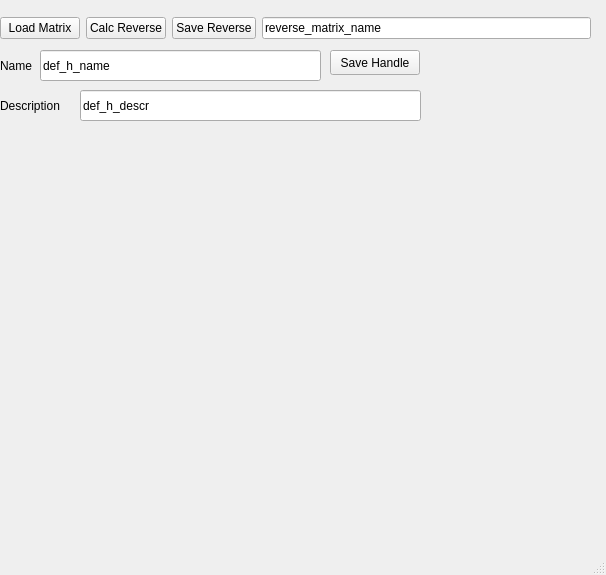
Qt form uis/sv_window.ui (vitaliibalakin/c_orbit) before a commit.
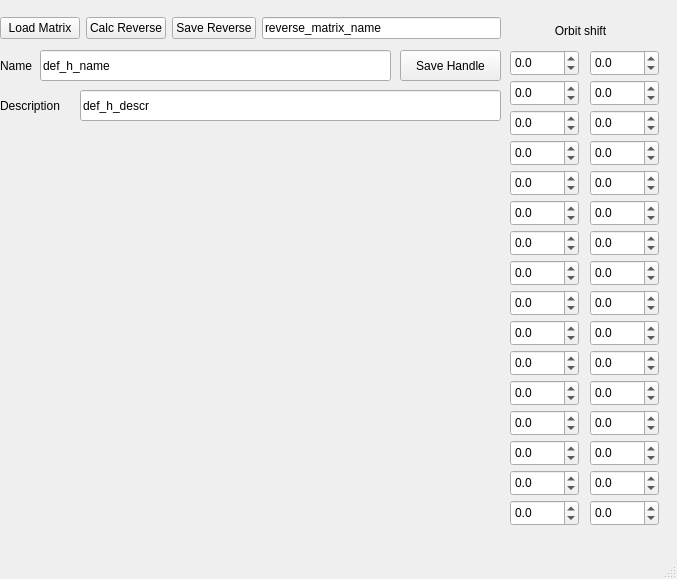
The same form after that commit.

What changed in the file:
```diff
--- a/uis/sv_window.ui
+++ b/uis/sv_window.ui
@@ -6,8 +6,8 @@
    <rect>
     <x>0</x>
     <y>0</y>
-    <width>606</width>
-    <height>575</height>
+    <width>677</width>
+    <height>579</height>
    </rect>
   </property>
   <property name="windowTitle">
@@ -19,7 +19,7 @@
      <rect>
       <x>0</x>
       <y>10</y>
-      <width>591</width>
+      <width>501</width>
       <height>36</height>
      </rect>
     </property>
@@ -65,8 +65,8 @@
      <rect>
       <x>0</x>
       <y>120</y>
-      <width>591</width>
-      <height>401</height>
+      <width>501</width>
+      <height>411</height>
      </rect>
     </property>
    </widget>
@@ -75,7 +75,7 @@
      <rect>
       <x>80</x>
       <y>90</y>
-      <width>341</width>
+      <width>421</width>
       <height>31</height>
      </rect>
     </property>
@@ -114,7 +114,7 @@
      <rect>
       <x>40</x>
       <y>50</y>
-      <width>281</width>
+      <width>351</width>
       <height>31</height>
      </rect>
     </property>
@@ -125,16 +125,640 @@
    <widget class="QPushButton" name="btn_save_handle">
     <property name="geometry">
      <rect>
-      <x>330</x>
+      <x>400</x>
       <y>50</y>
-      <width>90</width>
-      <height>25</height>
+      <width>101</width>
+      <height>31</height>
      </rect>
     </property>
     <property name="text">
      <string>Save Handle</string>
     </property>
    </widget>
+   <widget class="QLabel" name="label">
+    <property name="geometry">
+     <rect>
+      <x>520</x>
+      <y>20</y>
+      <width>121</width>
+      <height>21</height>
+     </rect>
+    </property>
+    <property name="text">
+     <string>Orbit shift</string>
+    </property>
+    <property name="alignment">
+     <set>Qt::AlignCenter</set>
+    </property>
+   </widget>
+   <widget class="QDoubleSpinBox" name="sb_x_1">
+    <property name="geometry">
+     <rect>
+      <x>510</x>
+      <y>50</y>
+      <width>69</width>
+      <height>26</height>
+     </rect>
+    </property>
+    <property name="decimals">
+     <number>1</number>
+    </property>
+    <property name="minimum">
+     <double>-10.000000000000000</double>
+    </property>
+    <property name="maximum">
+     <double>10.000000000000000</double>
+    </property>
+   </widget>
+   <widget class="QDoubleSpinBox" name="sb_y_1">
+    <property name="geometry">
+     <rect>
+      <x>590</x>
+      <y>50</y>
+      <width>69</width>
+      <height>26</height>
+     </rect>
+    </property>
+    <property name="decimals">
+     <number>1</number>
+    </property>
+    <property name="minimum">
+     <double>-10.000000000000000</double>
+    </property>
+    <property name="maximum">
+     <double>10.000000000000000</double>
+    </property>
+   </widget>
+   <widget class="QDoubleSpinBox" name="sb_x_2">
+    <property name="geometry">
+     <rect>
+      <x>510</x>
+      <y>80</y>
+      <width>69</width>
+      <height>26</height>
+     </rect>
+    </property>
+    <property name="decimals">
+     <number>1</number>
+    </property>
+    <property name="minimum">
+     <double>-10.000000000000000</double>
+    </property>
+    <property name="maximum">
+     <double>10.000000000000000</double>
+    </property>
+   </widget>
+   <widget class="QDoubleSpinBox" name="sb_y_2">
+    <property name="geometry">
+     <rect>
+      <x>590</x>
+      <y>80</y>
+      <width>69</width>
+      <height>26</height>
+     </rect>
+    </property>
+    <property name="decimals">
+     <number>1</number>
+    </property>
+    <property name="minimum">
+     <double>-10.000000000000000</double>
+    </property>
+    <property name="maximum">
+     <double>10.000000000000000</double>
+    </property>
+   </widget>
+   <widget class="QDoubleSpinBox" name="sb_y_3">
+    <property name="geometry">
+     <rect>
+      <x>590</x>
+      <y>110</y>
+      <width>69</width>
+      <height>26</height>
+     </rect>
+    </property>
+    <property name="decimals">
+     <number>1</number>
+    </property>
+    <property name="minimum">
+     <double>-10.000000000000000</double>
+    </property>
+    <property name="maximum">
+     <double>10.000000000000000</double>
+    </property>
+   </widget>
+   <widget class="QDoubleSpinBox" name="sb_x_3">
+    <property name="geometry">
+     <rect>
+      <x>510</x>
+      <y>110</y>
+      <width>69</width>
+      <height>26</height>
+     </rect>
+    </property>
+    <property name="decimals">
+     <number>1</number>
+    </property>
+    <property name="minimum">
+     <double>-10.000000000000000</double>
+    </property>
+    <property name="maximum">
+     <double>10.000000000000000</double>
+    </property>
+   </widget>
+   <widget class="QDoubleSpinBox" name="sb_y_4">
+    <property name="geometry">
+     <rect>
+      <x>590</x>
+      <y>140</y>
+      <width>69</width>
+      <height>26</height>
+     </rect>
+    </property>
+    <property name="decimals">
+     <number>1</number>
+    </property>
+    <property name="minimum">
+     <double>-10.000000000000000</double>
+    </property>
+    <property name="maximum">
+     <double>10.000000000000000</double>
+    </property>
+   </widget>
+   <widget class="QDoubleSpinBox" name="sb_x_4">
+    <property name="geometry">
+     <rect>
+      <x>510</x>
+      <y>140</y>
+      <width>69</width>
+      <height>26</height>
+     </rect>
+    </property>
+    <property name="decimals">
+     <number>1</number>
+    </property>
+    <property name="minimum">
+     <double>-10.000000000000000</double>
+    </property>
+    <property name="maximum">
+     <double>10.000000000000000</double>
+    </property>
+   </widget>
+   <widget class="QDoubleSpinBox" name="sb_y_5">
+    <property name="geometry">
+     <rect>
+      <x>590</x>
+      <y>170</y>
+      <width>69</width>
+      <height>26</height>
+     </rect>
+    </property>
+    <property name="decimals">
+     <number>1</number>
+    </property>
+    <property name="minimum">
+     <double>-10.000000000000000</double>
+    </property>
+    <property name="maximum">
+     <double>10.000000000000000</double>
+    </property>
+   </widget>
+   <widget class="QDoubleSpinBox" name="sb_x_5">
+    <property name="geometry">
+     <rect>
+      <x>510</x>
+      <y>170</y>
+      <width>69</width>
+      <height>26</height>
+     </rect>
+    </property>
+    <property name="decimals">
+     <number>1</number>
+    </property>
+    <property name="minimum">
+     <double>-10.000000000000000</double>
+    </property>
+    <property name="maximum">
+     <double>10.000000000000000</double>
+    </property>
+   </widget>
+   <widget class="QDoubleSpinBox" name="sb_y_6">
+    <property name="geometry">
+     <rect>
+      <x>590</x>
+      <y>200</y>
+      <width>69</width>
+      <height>26</height>
+     </rect>
+    </property>
+    <property name="decimals">
+     <number>1</number>
+    </property>
+    <property name="minimum">
+     <double>-10.000000000000000</double>
+    </property>
+    <property name="maximum">
+     <double>10.000000000000000</double>
+    </property>
+   </widget>
+   <widget class="QDoubleSpinBox" name="sb_x_6">
+    <property name="geometry">
+     <rect>
+      <x>510</x>
+      <y>200</y>
+      <width>69</width>
+      <height>26</height>
+     </rect>
+    </property>
+    <property name="decimals">
+     <number>1</number>
+    </property>
+    <property name="minimum">
+     <double>-10.000000000000000</double>
+    </property>
+    <property name="maximum">
+     <double>10.000000000000000</double>
+    </property>
+   </widget>
+   <widget class="QDoubleSpinBox" name="sb_y_7">
+    <property name="geometry">
+     <rect>
+      <x>590</x>
+      <y>230</y>
+      <width>69</width>
+      <height>26</height>
+     </rect>
+    </property>
+    <property name="decimals">
+     <number>1</number>
+    </property>
+    <property name="minimum">
+     <double>-10.000000000000000</double>
+    </property>
+    <property name="maximum">
+     <double>10.000000000000000</double>
+    </property>
+   </widget>
+   <widget class="QDoubleSpinBox" name="sb_x_7">
+    <property name="geometry">
+     <rect>
+      <x>510</x>
+      <y>230</y>
+      <width>69</width>
+      <height>26</height>
+     </rect>
+    </property>
+    <property name="decimals">
+     <number>1</number>
+    </property>
+    <property name="minimum">
+     <double>-10.000000000000000</double>
+    </property>
+    <property name="maximum">
+     <double>10.000000000000000</double>
+    </property>
+   </widget>
+   <widget class="QDoubleSpinBox" name="sb_y_8">
+    <property name="geometry">
+     <rect>
+      <x>590</x>
+      <y>260</y>
+      <width>69</width>
+      <height>26</height>
+     </rect>
+    </property>
+    <property name="decimals">
+     <number>1</number>
+    </property>
+    <property name="minimum">
+     <double>-10.000000000000000</double>
+    </property>
+    <property name="maximum">
+     <double>10.000000000000000</double>
+    </property>
+   </widget>
+   <widget class="QDoubleSpinBox" name="sb_x_8">
+    <property name="geometry">
+     <rect>
+      <x>510</x>
+      <y>260</y>
+      <width>69</width>
+      <height>26</height>
+     </rect>
+    </property>
+    <property name="decimals">
+     <number>1</number>
+    </property>
+    <property name="minimum">
+     <double>-10.000000000000000</double>
+    </property>
+    <property name="maximum">
+     <double>10.000000000000000</double>
+    </property>
+   </widget>
+   <widget class="QDoubleSpinBox" name="sb_y_9">
+    <property name="geometry">
+     <rect>
+      <x>590</x>
+      <y>290</y>
+      <width>69</width>
+      <height>26</height>
+     </rect>
+    </property>
+    <property name="decimals">
+     <number>1</number>
+    </property>
+    <property name="minimum">
+     <double>-10.000000000000000</double>
+    </property>
+    <property name="maximum">
+     <double>10.000000000000000</double>
+    </property>
+   </widget>
+   <widget class="QDoubleSpinBox" name="sb_x_9">
+    <property name="geometry">
+     <rect>
+      <x>510</x>
+      <y>290</y>
+      <width>69</width>
+      <height>26</height>
+     </rect>
+    </property>
+    <property name="decimals">
+     <number>1</number>
+    </property>
+    <property name="minimum">
+     <double>-10.000000000000000</double>
+    </property>
+    <property name="maximum">
+     <double>10.000000000000000</double>
+    </property>
+   </widget>
+   <widget class="QDoubleSpinBox" name="sb_y_10">
+    <property name="geometry">
+     <rect>
+      <x>590</x>
+      <y>320</y>
+      <width>69</width>
+      <height>26</height>
+     </rect>
+    </property>
+    <property name="decimals">
+     <number>1</number>
+    </property>
+    <property name="minimum">
+     <double>-10.000000000000000</double>
+    </property>
+    <property name="maximum">
+     <double>10.000000000000000</double>
+    </property>
+   </widget>
+   <widget class="QDoubleSpinBox" name="sb_x_10">
+    <property name="geometry">
+     <rect>
+      <x>510</x>
+      <y>320</y>
+      <width>69</width>
+      <height>26</height>
+     </rect>
+    </property>
+    <property name="decimals">
+     <number>1</number>
+    </property>
+    <property name="minimum">
+     <double>-10.000000000000000</double>
+    </property>
+    <property name="maximum">
+     <double>10.000000000000000</double>
+    </property>
+   </widget>
+   <widget class="QDoubleSpinBox" name="sb_y_11">
+    <property name="geometry">
+     <rect>
+      <x>590</x>
+      <y>350</y>
+      <width>69</width>
+      <height>26</height>
+     </rect>
+    </property>
+    <property name="decimals">
+     <number>1</number>
+    </property>
+    <property name="minimum">
+     <double>-10.000000000000000</double>
+    </property>
+    <property name="maximum">
+     <double>10.000000000000000</double>
+    </property>
+   </widget>
+   <widget class="QDoubleSpinBox" name="sb_x_11">
+    <property name="geometry">
+     <rect>
+      <x>510</x>
+      <y>350</y>
+      <width>69</width>
+      <height>26</height>
+     </rect>
+    </property>
+    <property name="decimals">
+     <number>1</number>
+    </property>
+    <property name="minimum">
+     <double>-10.000000000000000</double>
+    </property>
+    <property name="maximum">
+     <double>10.000000000000000</double>
+    </property>
+   </widget>
+   <widget class="QDoubleSpinBox" name="sb_y_12">
+    <property name="geometry">
+     <rect>
+      <x>590</x>
+      <y>380</y>
+      <width>69</width>
+      <height>26</height>
+     </rect>
+    </property>
+    <property name="decimals">
+     <number>1</number>
+    </property>
+    <property name="minimum">
+     <double>-10.000000000000000</double>
+    </property>
+    <property name="maximum">
+     <double>10.000000000000000</double>
+    </property>
+   </widget>
+   <widget class="QDoubleSpinBox" name="sb_x_12">
+    <property name="geometry">
+     <rect>
+      <x>510</x>
+      <y>380</y>
+      <width>69</width>
+      <height>26</height>
+     </rect>
+    </property>
+    <property name="decimals">
+     <number>1</number>
+    </property>
+    <property name="minimum">
+     <double>-10.000000000000000</double>
+    </property>
+    <property name="maximum">
+     <double>10.000000000000000</double>
+    </property>
+   </widget>
+   <widget class="QDoubleSpinBox" name="sb_y_13">
+    <property name="geometry">
+     <rect>
+      <x>590</x>
+      <y>410</y>
+      <width>69</width>
+      <height>26</height>
+     </rect>
+    </property>
+    <property name="decimals">
+     <number>1</number>
+    </property>
+    <property name="minimum">
+     <double>-10.000000000000000</double>
+    </property>
+    <property name="maximum">
+     <double>10.000000000000000</double>
+    </property>
+   </widget>
+   <widget class="QDoubleSpinBox" name="sb_x_13">
+    <property name="geometry">
+     <rect>
+      <x>510</x>
+      <y>410</y>
+      <width>69</width>
+      <height>26</height>
+     </rect>
+    </property>
+    <property name="decimals">
+     <number>1</number>
+    </property>
+    <property name="minimum">
+     <double>-10.000000000000000</double>
+    </property>
+    <property name="maximum">
+     <double>10.000000000000000</double>
+    </property>
+   </widget>
+   <widget class="QDoubleSpinBox" name="sb_y_14">
+    <property name="geometry">
+     <rect>
+      <x>590</x>
+      <y>440</y>
+      <width>69</width>
+      <height>26</height>
+     </rect>
+    </property>
+    <property name="decimals">
+     <number>1</number>
+    </property>
+    <property name="minimum">
+     <double>-10.000000000000000</double>
+    </property>
+    <property name="maximum">
+     <double>10.000000000000000</double>
+    </property>
+   </widget>
+   <widget class="QDoubleSpinBox" name="sb_x_14">
+    <property name="geometry">
+     <rect>
+      <x>510</x>
+      <y>440</y>
+      <width>69</width>
+      <height>26</height>
+     </rect>
+    </property>
+    <property name="decimals">
+     <number>1</number>
+    </property>
+    <property name="minimum">
+     <double>-10.000000000000000</double>
+    </property>
+    <property name="maximum">
+     <double>10.000000000000000</double>
+    </property>
+   </widget>
+   <widget class="QDoubleSpinBox" name="sb_y_15">
+    <property name="geometry">
+     <rect>
+      <x>590</x>
+      <y>470</y>
+      <width>69</width>
+      <height>26</height>
+     </rect>
+    </property>
+    <property name="decimals">
+     <number>1</number>
+    </property>
+    <property name="minimum">
+     <double>-10.000000000000000</double>
+    </property>
+    <property name="maximum">
+     <double>10.000000000000000</double>
+    </property>
+   </widget>
+   <widget class="QDoubleSpinBox" name="sb_x_15">
+    <property name="geometry">
+     <rect>
+      <x>510</x>
+      <y>470</y>
+      <width>69</width>
+      <height>26</height>
+     </rect>
+    </property>
+    <property name="decimals">
+     <number>1</number>
+    </property>
+    <property name="minimum">
+     <double>-10.000000000000000</double>
+    </property>
+    <property name="maximum">
+     <double>10.000000000000000</double>
+    </property>
+   </widget>
+   <widget class="QDoubleSpinBox" name="sb_y_16">
+    <property name="geometry">
+     <rect>
+      <x>590</x>
+      <y>500</y>
+      <width>69</width>
+      <height>26</height>
+     </rect>
+    </property>
+    <property name="decimals">
+     <number>1</number>
+    </property>
+    <property name="minimum">
+     <double>-10.000000000000000</double>
+    </property>
+    <property name="maximum">
+     <double>10.000000000000000</double>
+    </property>
+   </widget>
+   <widget class="QDoubleSpinBox" name="sb_x_16">
+    <property name="geometry">
+     <rect>
+      <x>510</x>
+      <y>500</y>
+      <width>69</width>
+      <height>26</height>
+     </rect>
+    </property>
+    <property name="decimals">
+     <number>1</number>
+    </property>
+    <property name="minimum">
+     <double>-10.000000000000000</double>
+    </property>
+    <property name="maximum">
+     <double>10.000000000000000</double>
+    </property>
+   </widget>
   </widget>
   <widget class="QMenuBar" name="menubar">
    <property name="geometry">
```
Left out of the diff: 2 changed lines with no effect on the pictures.
